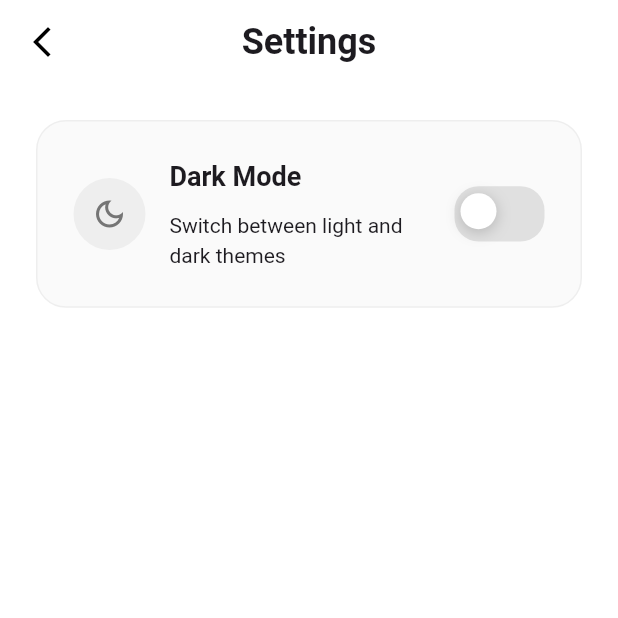
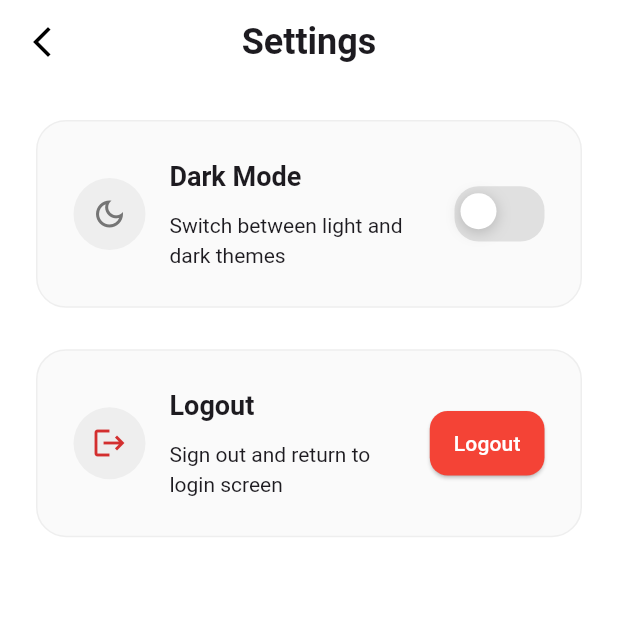
Before and after one commit to neomdavid/adv-mobile-programming, a Flutter app: the SettingsScreen screen opened directly, on a phone screen of 412 x 824 dp, the top half of it. Run offline on Flutter 3.47's test engine with Material 3 defaults, Android fonts, the light colour scheme and no system bars; our stand-ins replace flutter_dotenv, flutter_screenutil, shared_preferences; accounts and stored records are empty; Roboto replaces fonts that are missing (Poppins).

Commit message:
iamge fix

```diff
--- a/lib/screens/settings_screen.dart
+++ b/lib/screens/settings_screen.dart
@@ -1,6 +1,7 @@
 import 'package:flutter/material.dart';
 import 'package:flutter_screenutil/flutter_screenutil.dart';
 import 'package:provider/provider.dart';
+import 'package:david_advmobprog/services/user_service.dart';
 import '../providers/theme_provider.dart';
 import '../widgets/custom_text.dart';
 
@@ -102,7 +103,9 @@ class SettingsScreen extends StatelessWidget {
                             borderRadius: BorderRadius.circular(16.r),
                             color: themeProvider.isDark
                                 ? (isDark ? Colors.blue[600] : Colors.blue[500])
-                                : (isDark ? Colors.grey[700] : Colors.grey[300]),
+                                : (isDark
+                                    ? Colors.grey[700]
+                                    : Colors.grey[300]),
                           ),
                           child: Stack(
                             children: [
@@ -135,6 +138,75 @@ class SettingsScreen extends StatelessWidget {
                 ],
               ),
             ),
+            SizedBox(height: 24.h),
+            // Logout Container
+            Container(
+              width: double.infinity,
+              padding: EdgeInsets.all(24.w),
+              decoration: BoxDecoration(
+                color: isDark ? Colors.grey[900] : Colors.grey[50],
+                borderRadius: BorderRadius.circular(20.r),
+                border: Border.all(
+                  color: isDark ? Colors.grey[800]! : Colors.grey[200]!,
+                  width: 1,
+                ),
+              ),
+              child: Row(
+                children: [
+                  Container(
+                    width: 48.w,
+                    height: 48.w,
+                    decoration: BoxDecoration(
+                      color: isDark ? Colors.grey[800] : Colors.grey[200],
+                      borderRadius: BorderRadius.circular(24.r),
+                    ),
+                    child: Icon(
+                      Icons.logout,
+                      size: 24.sp,
+                      color: isDark ? Colors.red[300] : Colors.red[700],
+                    ),
+                  ),
+                  SizedBox(width: 16.w),
+                  Expanded(
+                    child: Column(
+                      crossAxisAlignment: CrossAxisAlignment.start,
+                      children: [
+                        CustomText(
+                          text: 'Logout',
+                          fontSize: 18.sp,
+                          fontWeight: FontWeight.w600,
+                        ),
+                        SizedBox(height: 8.h),
+                        CustomText(
+                          text: 'Sign out and return to login screen',
+                          fontSize: 14.sp,
+                          fontWeight: FontWeight.w400,
+                        ),
+                      ],
+                    ),
+                  ),
+                  SizedBox(width: 16.w),
+                  ElevatedButton(
+                    onPressed: () async {
+                      await UserService().logout();
+                      if (context.mounted) {
+                        Navigator.popAndPushNamed(context, '/login');
+                      }
+                    },
+                    style: ElevatedButton.styleFrom(
+                      backgroundColor: isDark ? Colors.red[600] : Colors.red,
+                      foregroundColor: Colors.white,
+                      padding: EdgeInsets.symmetric(
+                          horizontal: 16.w, vertical: 10.h),
+                      shape: RoundedRectangleBorder(
+                        borderRadius: BorderRadius.circular(12.r),
+                      ),
+                    ),
+                    child: const Text('Logout'),
+                  ),
+                ],
+              ),
+            ),
           ],
         ),
       ),
```
Also changed, not shown: lib/main.dart (+12 -3 lines), lib/screens/login_screen.dart (+30 -2 lines), lib/screens/splash_screen.dart (+19 -12 lines), assets/images/login_logo.png (added). Lines whose indentation alone changed are shown as unchanged.
